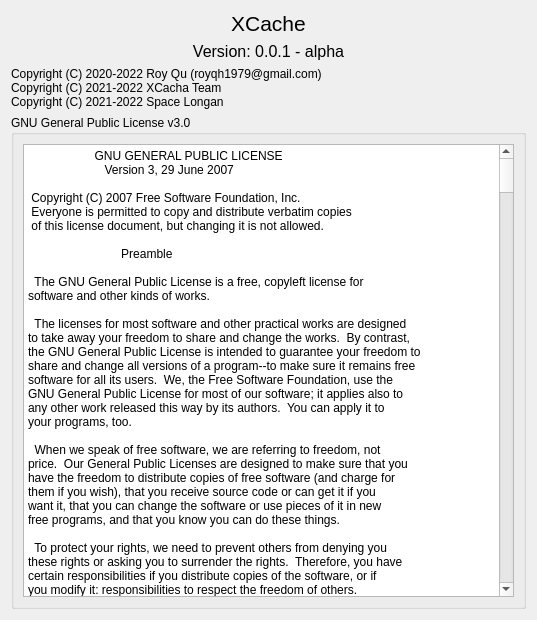
Old version of the form XCache/widgets/aboutdialog.ui in the repository RedFox-longan/XCache.
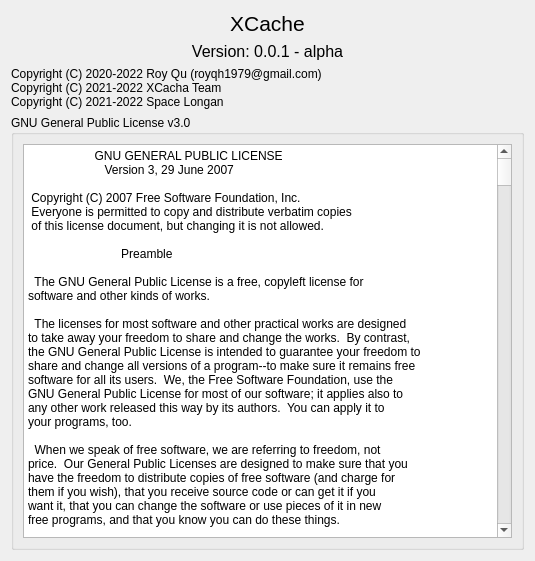
New version of the form. Icons and pictures are not drawn.

Diff of the .ui file:
```diff
--- a/XCache/widgets/aboutdialog.ui
+++ b/XCache/widgets/aboutdialog.ui
@@ -6,8 +6,8 @@
    <rect>
     <x>0</x>
     <y>0</y>
-    <width>537</width>
-    <height>620</height>
+    <width>535</width>
+    <height>561</height>
    </rect>
   </property>
   <property name="windowTitle">
```
Left out of the diff: 8 changed lines with no effect on the pictures.
